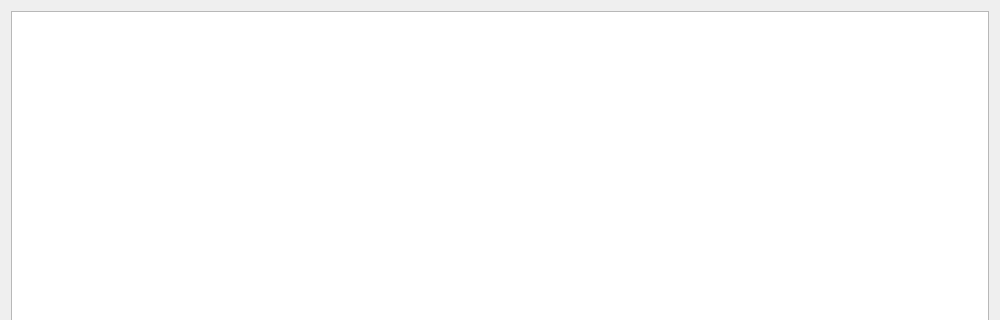
Above: CGameOverDialog.ui from Jecklin/uno_game before the change; both pictures show x 0 to 1000 and y 0 to 320 of the 1000 by 1000 pixel window. Below: the same form after it.
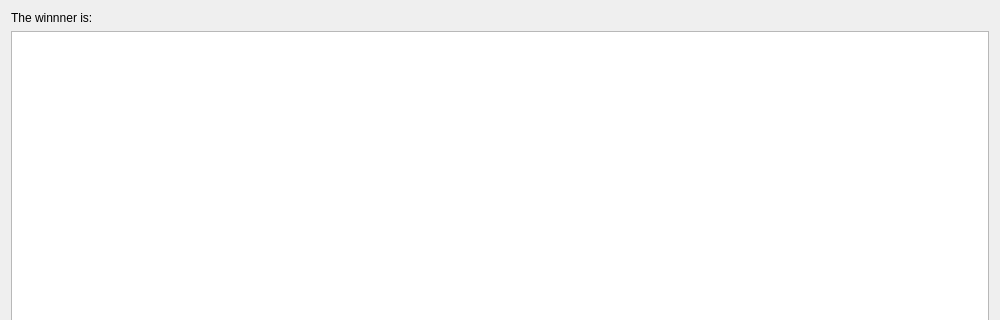
That is the form after the change.

```diff
--- a/CGameOverDialog.ui
+++ b/CGameOverDialog.ui
@@ -26,7 +26,14 @@
    <string>Dialog</string>
   </property>
   <layout class="QGridLayout" name="gridLayout">
-   <item row="0" column="0" rowspan="2">
+   <item row="0" column="0">
+    <widget class="QLabel" name="label">
+     <property name="text">
+      <string>The winnner is: </string>
+     </property>
+    </widget>
+   </item>
+   <item row="1" column="0">
     <widget class="QTableView" name="tableView"/>
    </item>
   </layout>
```
